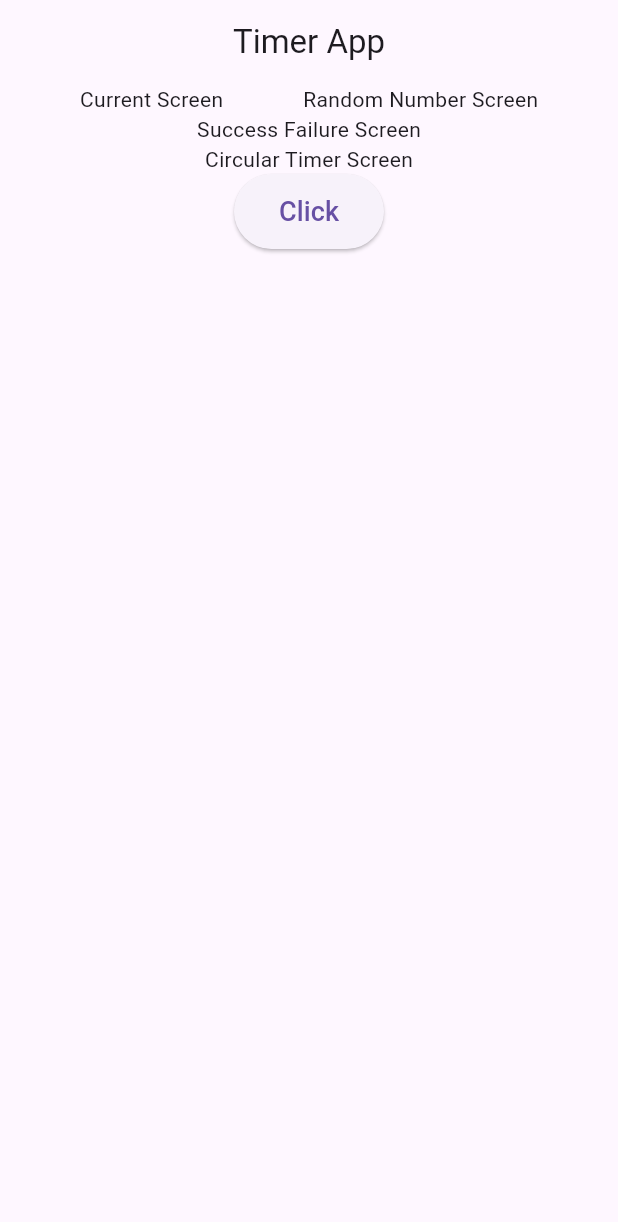
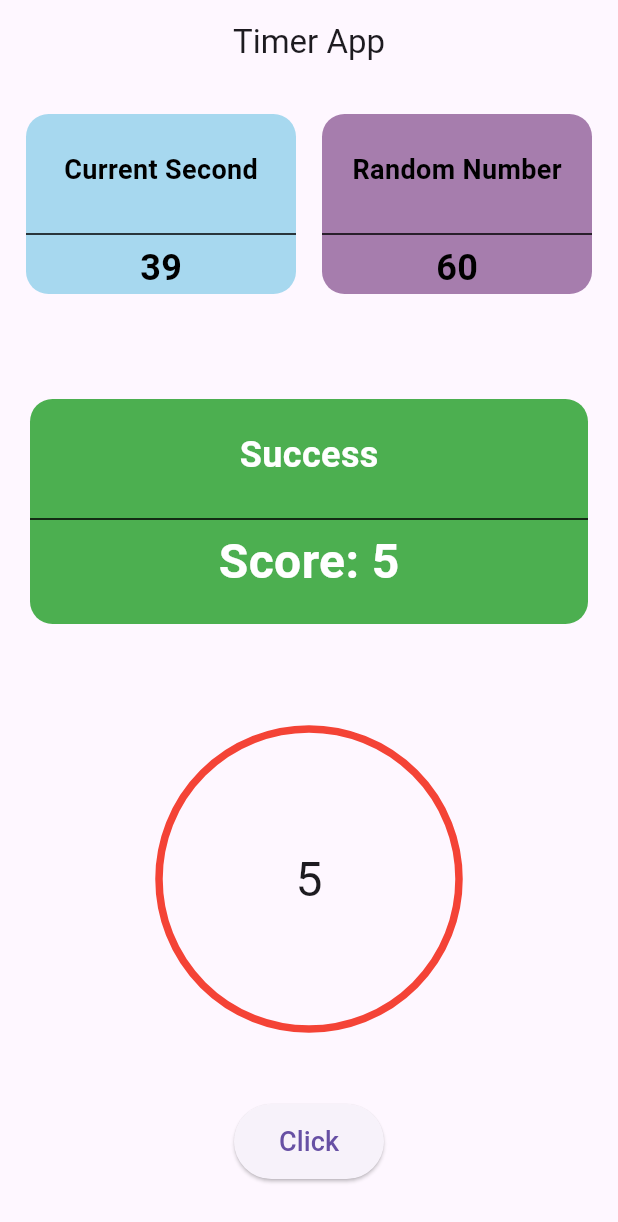
Before and after one commit to hetpatel4381/timer_app, a Flutter app: the screen it shows after launch, on a phone screen of 412 x 824 dp. Shown: the top 1222 px of the screen. Run offline on Flutter 3.47's test engine with Material 3 defaults, Android fonts, the phone set to English and light mode, and no system bars; drawn by our look-alikes of circular_countdown_timer.

Commit message:
UI is ready - timer app

```diff
--- a/lib/pages/timer_screen.dart
+++ b/lib/pages/timer_screen.dart
@@ -1,9 +1,9 @@
 import 'package:flutter/material.dart';
-import 'package:timer_app/widgets/button_widget.dart';
-import 'package:timer_app/widgets/circular_timer.dart';
-import 'package:timer_app/widgets/current_second.dart';
-import 'package:timer_app/widgets/random_number.dart';
-import 'package:timer_app/widgets/success_failure.dart';
+import 'package:timer_app/screens/button_widget.dart';
+import 'package:timer_app/screens/circular_timer.dart';
+import 'package:timer_app/screens/current_second.dart';
+import 'package:timer_app/screens/random_number.dart';
+import 'package:timer_app/screens/success_failure.dart';
 
 class TimerScreen extends StatelessWidget {
   const TimerScreen({super.key});
@@ -15,8 +15,10 @@ class TimerScreen extends StatelessWidget {
         title: const Text('Timer App'),
         centerTitle: true,
       ),
-      body: const Column(
+      body: SingleChildScrollView(
+        child: Column(
           children: [
+            SizedBox(height: 20),
             Row(
               mainAxisAlignment: MainAxisAlignment.spaceEvenly,
               children: [
@@ -24,10 +26,14 @@ class TimerScreen extends StatelessWidget {
                 RandomNumberWidget(),
               ],
             ),
+            SizedBox(height: 50),
             SuccessFailureWidget(),
+            SizedBox(height: 50),
             CircularTimerWidget(),
+            SizedBox(height: 50),
             ButtonWidget(),
           ],
+        ),
       ),
     );
   }
--- /dev/null
+++ b/lib/screens/circular_timer.dart
@@ -0,0 +1,30 @@
+import 'package:flutter/material.dart';
+import 'package:circular_countdown_timer/circular_countdown_timer.dart';
+
+class CircularTimerWidget extends StatefulWidget {
+  const CircularTimerWidget({super.key});
+
+  @override
+  State<CircularTimerWidget> createState() => _CircularTimerWidgetState();
+}
+
+class _CircularTimerWidgetState extends State<CircularTimerWidget> {
+  int duration = 5;
+
+  @override
+  Widget build(BuildContext context) {
+    return CircularCountDownTimer(
+      width: MediaQuery.of(context).size.width / 2,
+      height: 200,
+      duration: duration,
+      fillColor: Colors.green,
+      ringColor: Colors.red,
+      isReverse: true,
+      textStyle: TextStyle(fontSize: 32),
+      // autoStart: true,
+      onComplete: () {
+
+      },
+    );
+  }
+}
--- a/lib/widgets/current_second.dart
+++ b/lib/screens/current_second.dart
@@ -1,10 +1,11 @@
 import 'package:flutter/material.dart';
+import 'package:timer_app/widgets/app_container.dart';
 
 class CurrentSecondWidget extends StatelessWidget {
   const CurrentSecondWidget({super.key});
 
   @override
   Widget build(BuildContext context) {
-    return const Text('Current Screen');
+    return AppContainer(title: 'Current Second', subTitle: '39');
   }
 }
--- a/lib/widgets/random_number.dart
+++ b/lib/screens/random_number.dart
@@ -1,10 +1,11 @@
 import 'package:flutter/material.dart';
+import 'package:timer_app/widgets/app_container.dart';
 
 class RandomNumberWidget extends StatelessWidget {
   const RandomNumberWidget({super.key});
 
   @override
   Widget build(BuildContext context) {
-    return const Text('Random Number Screen');
+    return AppContainer(title: 'Random Number', subTitle: '60', color:const Color.fromARGB(255, 166, 125, 173),);
   }
 }
--- /dev/null
+++ b/lib/screens/success_failure.dart
@@ -0,0 +1,24 @@
+import 'package:flutter/material.dart';
+import 'package:timer_app/widgets/app_container.dart';
+
+class SuccessFailureWidget extends StatelessWidget {
+  // const SuccessFailureWidget({super.key});
+
+  bool isSuccess = true;
+  int scoreOrAttempts = 5;
+
+  @override
+  Widget build(BuildContext context) {
+    return AppContainer(
+      height: 150,
+      width: double.infinity,
+      margin: const EdgeInsets.all(20),
+      color: isSuccess ? Colors.green: Colors.yellow,
+      title: isSuccess ? 'Success': 'Sorry try Again!',
+      subTitle: isSuccess ? 'Score: $scoreOrAttempts' : 'Attempts: $scoreOrAttempts',
+      titleFont: 24,
+      subTitleFont: 32,
+      textColor: Colors.white,
+      );
+  }
+}
--- /dev/null
+++ b/lib/widgets/app_container.dart
@@ -0,0 +1,69 @@
+import 'package:flutter/material.dart';
+
+class AppContainer extends StatelessWidget {
+  AppContainer({
+    Key? key,
+    required this.title,
+    this.subTitle = '60',
+    this.color = const Color.fromARGB(255, 167, 216, 239),
+    this.height = 120,
+    this.width = 180,
+    this.margin = const EdgeInsets.all(0),
+    this.titleFont = 18,
+    this.subTitleFont = 24,
+    this.textColor = Colors.black,
+  }) : super(key: key);
+
+  final String title;
+  String subTitle;
+  final Color? color;
+  final double height, width;
+  final EdgeInsetsGeometry margin;
+  final double titleFont, subTitleFont;
+  final Color? textColor;
+
+  @override
+  Widget build(BuildContext context) {
+    return Container(
+      margin: margin,
+      height: height,
+      width: width,
+      decoration: BoxDecoration(
+        color: color,
+        borderRadius: BorderRadius.circular(15),
+      ),
+      child: Column(
+        children: [
+          SizedBox(
+            height: 75,
+            width: 180,
+            child: Center(
+              child: Text(
+                title,
+                style:
+                    TextStyle(color: textColor, fontSize: titleFont, fontWeight: FontWeight.bold),
+              ),
+            ),
+          ),
+          const Divider(
+            color: Colors.black,
+            thickness: 1,
+            height: 10,
+          ),
+          SizedBox(
+            height: 35,
+            width: 180,
+            child: Center(
+              child: Text(
+                subTitle,
+                style: TextStyle(
+                    color: textColor,
+                    fontSize: subTitleFont, fontWeight: FontWeight.bold),
+              ),
+            ),
+          ),
+        ],
+      ),
+    );
+  }
+}
--- a/lib/widgets/circular_timer.dart
+++ /dev/null
@@ -1,10 +0,0 @@
-import 'package:flutter/material.dart';
-
-class CircularTimerWidget extends StatelessWidget {
-  const CircularTimerWidget({super.key});
-
-  @override
-  Widget build(BuildContext context) {
-    return const Text('Circular Timer Screen');
-  }
-}
--- a/lib/widgets/success_failure.dart
+++ /dev/null
@@ -1,10 +0,0 @@
-import 'package:flutter/material.dart';
-
-class SuccessFailureWidget extends StatelessWidget {
-  const SuccessFailureWidget({super.key});
-
-  @override
-  Widget build(BuildContext context) {
-    return const Text('Success Failure Screen');
-  }
-}
--- a/pubspec.yaml
+++ b/pubspec.yaml
@@ -35,6 +35,9 @@ dependencies:
   # The following adds the Cupertino Icons font to your application.
   # Use with the CupertinoIcons class for iOS style icons.
   cupertino_icons: ^1.0.2
+  provider: ^6.1.1
+  intl: ^0.19.0
+  circular_countdown_timer: ^0.2.3
 
 dev_dependencies:
   flutter_test:
```
Also changed, not shown: lib/screens/button_widget.dart (renamed from lib/widgets/button_widget.dart), pubspec.lock. Lines whose indentation alone changed are shown as unchanged.
